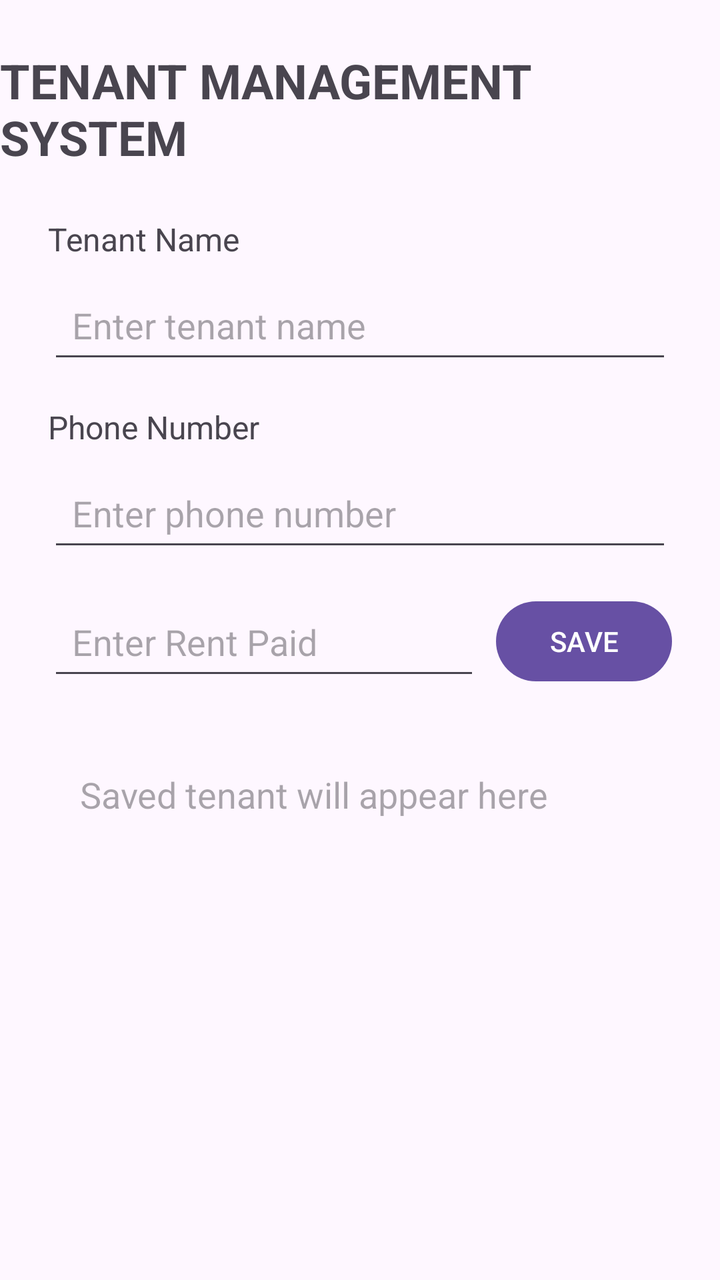
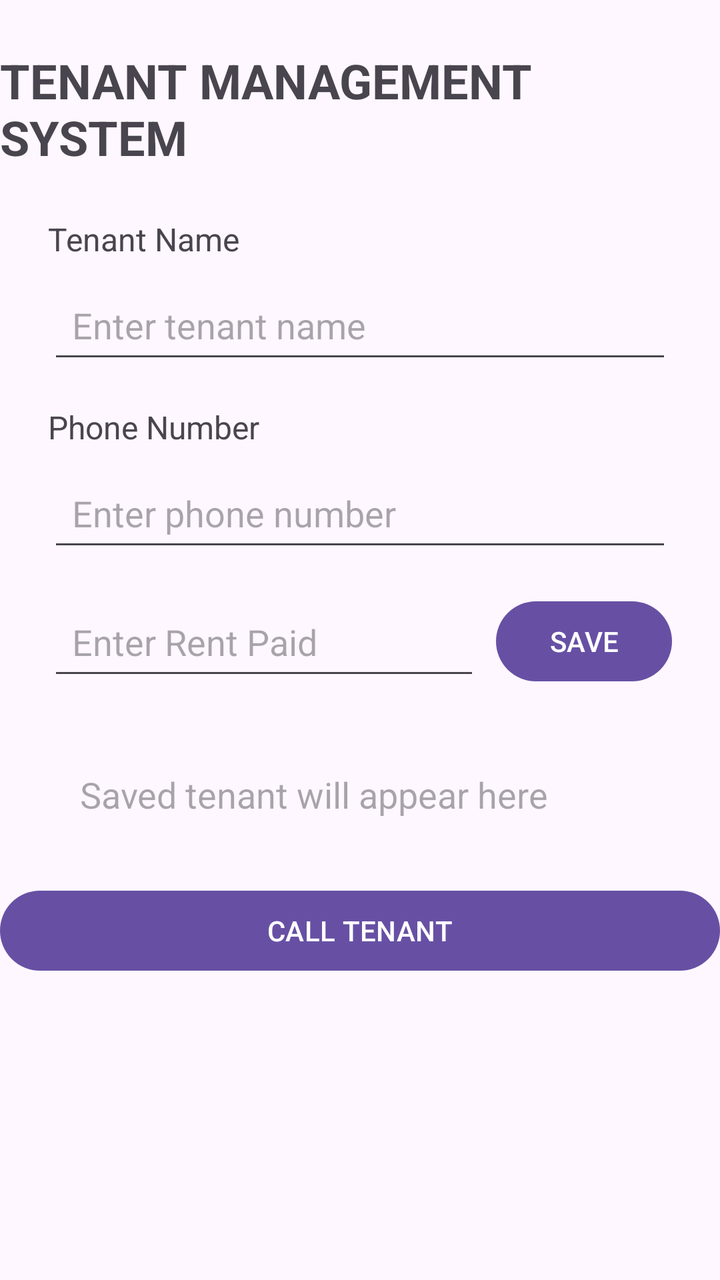

Screens rendered from an Android XML layout before and after an edit, with the pre-edit source and the edit as a unified diff.
<!-- AndroidManifest.xml: application theme Theme.TenantManagementSystem -->
<!-- res/layout/activity_main.xml -->
<?xml version="1.0" encoding="utf-8"?>
<layout
    xmlns:android="http://schemas.android.com/apk/res/android"
    xmlns:app="http://schemas.android.com/apk/res-auto">

    <data>

        <variable
            name="tenant"
            type="com.example.tenantmanagementsystem.Tenant" />

    </data>

    <androidx.constraintlayout.widget.ConstraintLayout
        android:layout_width="match_parent"
        android:layout_height="match_parent">

        <TextView
            android:id="@+id/titleTextView"
            android:layout_width="wrap_content"
            android:layout_height="wrap_content"
            android:text="TENANT MANAGEMENT SYSTEM"
            android:textSize="24sp"
            android:textStyle="bold"
            android:layout_marginTop="24dp"
            app:layout_constraintTop_toTopOf="parent"
            app:layout_constraintStart_toStartOf="parent"
            app:layout_constraintEnd_toEndOf="parent" />

        <TextView
            android:id="@+id/tenantNameLabel"
            android:layout_width="wrap_content"
            android:layout_height="wrap_content"
            android:text="Tenant Name"
            android:textSize="16sp"
            android:layout_marginTop="24dp"
            android:layout_marginStart="24dp"
            app:layout_constraintTop_toBottomOf="@id/titleTextView"
            app:layout_constraintStart_toStartOf="parent" />

        <EditText
            android:id="@+id/tenantNameEditText"
            android:layout_width="0dp"
            android:layout_height="wrap_content"
            android:hint="Enter tenant name"
            android:minHeight="48dp"
            android:padding="12dp"
            android:layout_marginTop="8dp"
            android:layout_marginStart="24dp"
            android:layout_marginEnd="24dp"
            app:layout_constraintTop_toBottomOf="@id/tenantNameLabel"
            app:layout_constraintStart_toStartOf="parent"
            app:layout_constraintEnd_toEndOf="parent" />

        <TextView
            android:id="@+id/phoneLabel"
            android:layout_width="wrap_content"
            android:layout_height="wrap_content"
            android:text="Phone Number"
            android:textSize="16sp"
            android:layout_marginTop="16dp"
            android:layout_marginStart="24dp"
            app:layout_constraintTop_toBottomOf="@id/tenantNameEditText"
            app:layout_constraintStart_toStartOf="parent" />

        <EditText
            android:id="@+id/phoneEditText"
            android:layout_width="0dp"
            android:layout_height="wrap_content"
            android:hint="Enter phone number"
            android:inputType="phone"
            android:minHeight="48dp"
            android:padding="12dp"
            android:layout_marginTop="8dp"
            android:layout_marginStart="24dp"
            android:layout_marginEnd="24dp"
            app:layout_constraintTop_toBottomOf="@id/phoneLabel"
            app:layout_constraintStart_toStartOf="parent"
            app:layout_constraintEnd_toEndOf="parent" />

        <EditText
            android:id="@+id/rentEditText"
            android:layout_width="0dp"
            android:layout_height="wrap_content"
            android:hint="Enter Rent Paid"
            android:inputType="numberDecimal"
            android:minHeight="48dp"
            android:padding="12dp"
            android:layout_marginStart="24dp"
            android:layout_marginTop="16dp"
            android:layout_marginEnd="8dp"
            app:layout_constraintTop_toBottomOf="@id/phoneEditText"
            app:layout_constraintStart_toStartOf="parent"
            app:layout_constraintEnd_toStartOf="@id/saveButton" />

        <Button
            android:id="@+id/saveButton"
            android:layout_width="wrap_content"
            android:layout_height="wrap_content"
            android:text="SAVE"
            android:layout_marginEnd="24dp"
            app:layout_constraintTop_toTopOf="@id/rentEditText"
            app:layout_constraintEnd_toEndOf="parent" />

        <TextView
            android:id="@+id/tenantResultTextView"
            android:layout_width="0dp"
            android:layout_height="wrap_content"
            android:text="@{tenant.summary()}"
            android:hint="Saved tenant will appear here"
            android:textSize="18sp"
            android:padding="16dp"
            android:layout_margin="24dp"
            app:layout_constraintTop_toBottomOf="@id/rentEditText"
            app:layout_constraintStart_toStartOf="parent"
            app:layout_constraintEnd_toEndOf="parent" />

    </androidx.constraintlayout.widget.ConstraintLayout>

</layout>
<!-- resources referenced by this layout -->
<resources>
  <style name="Theme.TenantManagementSystem" parent="Base.Theme.TenantManagementSystem" />
  <style name="Base.Theme.TenantManagementSystem" parent="Theme.Material3.DayNight.NoActionBar">
          
          
      </style>
</resources>

<!-- the commit's change to res/layout/activity_main.xml (unified diff, before → after) -->
@@ -115,6 +115,16 @@
             app:layout_constraintStart_toStartOf="parent"
             app:layout_constraintEnd_toEndOf="parent" />
 
+
+        <Button
+            android:id="@+id/callTenantButton"
+            android:layout_width="0dp"
+            android:layout_height="wrap_content"
+            android:text="CALL TENANT"
+            android:layout_marginTop="16dp"
+            app:layout_constraintTop_toBottomOf="@id/tenantResultTextView"
+            app:layout_constraintStart_toStartOf="parent"
+            app:layout_constraintEnd_toEndOf="parent" />
     </androidx.constraintlayout.widget.ConstraintLayout>
 
 </layout>
